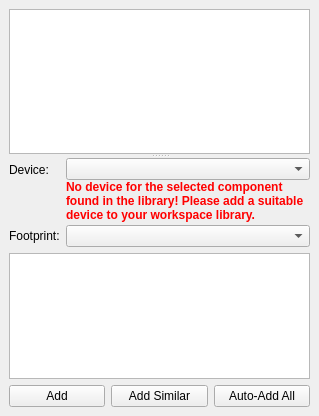
The window that libs/librepcb/projecteditor/boardeditor/unplacedcomponentsdock.ui (LibrePCB/LibrePCB) describes before a commit, drawn with Qt 5.
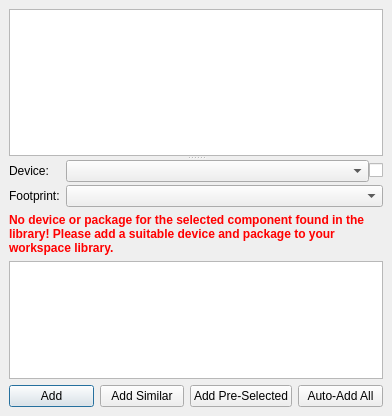
The same window after the commit. Custom widgets are drawn as their Qt base class.

Commit message: Board editor: Refactor and improve "Place Devices" dock

```diff
--- a/libs/librepcb/projecteditor/boardeditor/unplacedcomponentsdock.ui
+++ b/libs/librepcb/projecteditor/boardeditor/unplacedcomponentsdock.ui
@@ -6,7 +6,7 @@
    <rect>
     <x>0</x>
     <y>0</y>
-    <width>319</width>
+    <width>392</width>
     <height>416</height>
    </rect>
   </property>
@@ -26,11 +26,7 @@
       <property name="orientation">
        <enum>Qt::Vertical</enum>
       </property>
-      <widget class="QListWidget" name="lstUnplacedComponents">
-       <property name="sortingEnabled">
-        <bool>true</bool>
-       </property>
-      </widget>
+      <widget class="QListWidget" name="lstUnplacedComponents"/>
       <widget class="QWidget" name="layoutWidget">
        <layout class="QVBoxLayout" name="verticalLayout">
         <item>
@@ -45,53 +41,66 @@
             </property>
            </widget>
           </item>
+          <item row="2" column="0">
+           <widget class="QLabel" name="label_2">
+            <property name="text">
+             <string>Footprint:</string>
+            </property>
+           </widget>
+          </item>
+          <item row="2" column="1">
+           <widget class="QComboBox" name="cbxSelectedFootprint"/>
+          </item>
           <item row="0" column="1">
-           <layout class="QVBoxLayout" name="verticalLayout_3">
-            <property name="spacing">
-             <number>0</number>
-            </property>
+           <layout class="QHBoxLayout" name="horizontalLayout_2">
             <item>
              <widget class="QComboBox" name="cbxSelectedDevice"/>
             </item>
             <item>
-             <widget class="QLabel" name="lblNoDeviceFound">
+             <widget class="QCheckBox" name="cbxIsDefaultDevice">
               <property name="sizePolicy">
-               <sizepolicy hsizetype="Ignored" vsizetype="Preferred">
+               <sizepolicy hsizetype="Fixed" vsizetype="Fixed">
                 <horstretch>0</horstretch>
                 <verstretch>0</verstretch>
                </sizepolicy>
               </property>
-              <property name="font">
-               <font>
-                <weight>75</weight>
-                <bold>true</bold>
-               </font>
+              <property name="toolTip">
+               <string>Set/unset as default device for the component in schematic.</string>
               </property>
-              <property name="styleSheet">
-               <string notr="true">color: rgb(255, 0, 0);</string>
-              </property>
-              <property name="text">
-               <string>No device for the selected component found in the library! Please add a suitable device to your workspace library.</string>
-              </property>
-              <property name="wordWrap">
+              <property name="tristate">
                <bool>true</bool>
               </property>
              </widget>
             </item>
            </layout>
           </item>
-          <item row="1" column="0">
-           <widget class="QLabel" name="label_2">
-            <property name="text">
-             <string>Footprint:</string>
-            </property>
-           </widget>
-          </item>
-          <item row="1" column="1">
-           <widget class="QComboBox" name="cbxSelectedFootprint"/>
-          </item>
          </layout>
         </item>
+        <item>
+         <widget class="QLabel" name="lblNoDeviceFound">
+          <property name="sizePolicy">
+           <sizepolicy hsizetype="Ignored" vsizetype="Preferred">
+            <horstretch>0</horstretch>
+            <verstretch>0</verstretch>
+           </sizepolicy>
+          </property>
+          <property name="font">
+           <font>
+            <weight>75</weight>
+            <bold>true</bold>
+           </font>
+          </property>
+          <property name="styleSheet">
+           <string notr="true">color: rgb(255, 0, 0);</string>
+          </property>
+          <property name="text">
+           <string>No device or package for the selected component found in the library! Please add a suitable device and package to your workspace library.</string>
+          </property>
+          <property name="wordWrap">
+           <bool>true</bool>
+          </property>
+         </widget>
+        </item>
         <item>
          <widget class="GraphicsView" name="graphicsView">
           <property name="sizePolicy">
@@ -115,6 +124,9 @@
             <property name="text">
              <string>Add</string>
             </property>
+            <property name="default">
+             <bool>true</bool>
+            </property>
            </widget>
           </item>
           <item>
@@ -124,6 +136,16 @@
             </property>
            </widget>
           </item>
+          <item>
+           <widget class="QPushButton" name="btnAddPreSelected">
+            <property name="toolTip">
+             <string>Add all components with pre-selected device to the board.</string>
+            </property>
+            <property name="text">
+             <string>Add Pre-Selected</string>
+            </property>
+           </widget>
+          </item>
           <item>
            <widget class="QPushButton" name="btnAddAll">
             <property name="text">
```
Left out of the diff: 11 changed lines with no effect on the pictures. The commit also changes 2 other files.
